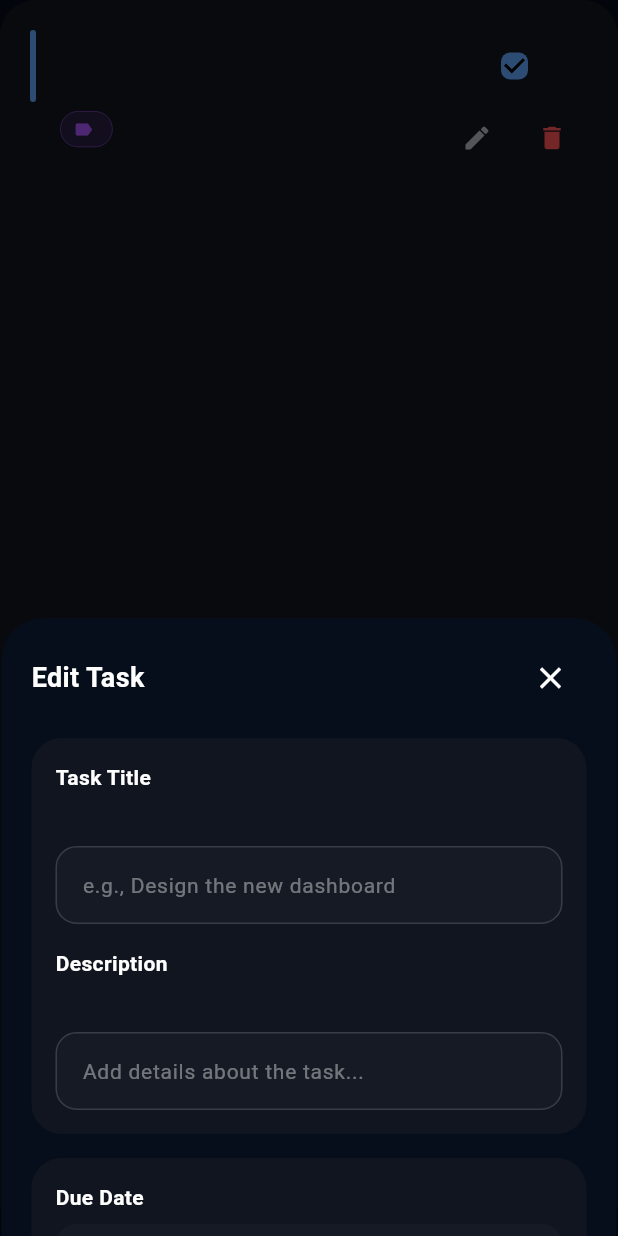
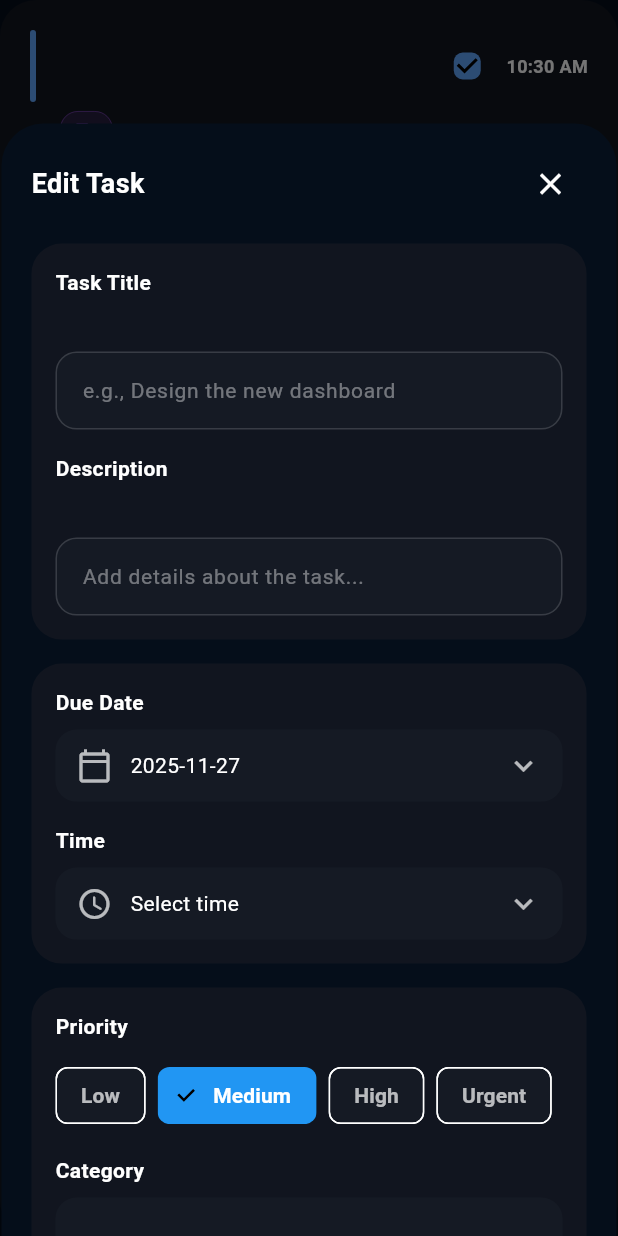
Before and after one commit to AunAbbas-hack/nova_tasks, a Flutter app: the TaskCard widget shown alone on an empty page, opened directly with empty values, after a tap on the "edit" icon, on a phone screen of 412 x 824 dp. Run offline on Flutter 3.47's test engine with Material 3 defaults, Android fonts, the phone set to English and light mode, and no system bars; our stand-ins replace cloud_firestore, firebase_auth, firebase_core, get; accounts and stored records are empty; Roboto replaces fonts that are missing (SFProDisplay).

Commit message:
task_card.dart added

```diff
--- a/lib/features/auth/views/login_screen.dart
+++ b/lib/features/auth/views/login_screen.dart
@@ -50,9 +50,6 @@ class _LoginView extends StatelessWidget {
     context.read<LoginViewModel>().submit(
       onProgress: () => CircularProgressIndicator(),
       onSuccess: () {
-        ScaffoldMessenger.of(
-          context,
-        ).showSnackBar(const SnackBar(content: Text('Logged in successfully')));
         Navigator.of(context).pushReplacement(
           MaterialPageRoute<void>(builder: (_) => const NavigationWrapper()),
         );
--- a/lib/features/home/presentation/views/home_screen.dart
+++ b/lib/features/home/presentation/views/home_screen.dart
@@ -208,15 +208,14 @@ class _HomeView extends StatelessWidget {
           showModalBottomSheet<void>(
             context: context,
             isScrollControlled: true,
-            isDismissible: true,
             enableDrag: true,
             backgroundColor: Colors.transparent,
             builder: (sheetContext) {
               return DraggableScrollableSheet(
-                initialChildSize: 1,
+                initialChildSize: 0.9,
                 maxChildSize: 1,
                 minChildSize: 0.3,
-                expand: true,
+                expand: false,
                 builder: (context, scrollController) {
                   // NOTE: AddTaskScreen already provides its own AddTaskViewModel
                   return const AddTaskScreen();
--- a/lib/features/startup/presentaion/views/onboarding_screen.dart
+++ b/lib/features/startup/presentaion/views/onboarding_screen.dart
@@ -83,9 +83,6 @@ class _OnboardingScreenState extends State<OnboardingScreen> {
 
       if (viewModel.hasCompleted && !_snackbarShown) {
         _snackbarShown = true;
-        ScaffoldMessenger.of(
-          context,
-        ).showSnackBar(const SnackBar(content: Text('Onboarding complete!')));
         Navigator.of(context).pushReplacement(
           MaterialPageRoute<void>(builder: (_) => const LoginScreen()),
         );
--- a/lib/features/tasks/widgets/task_card.dart
+++ b/lib/features/tasks/widgets/task_card.dart
@@ -1,4 +1,5 @@
 import 'package:flutter/material.dart';
+import 'package:intl/intl.dart';
 import 'package:provider/provider.dart';
 
 import 'package:nova_tasks/core/widgets/app_text.dart';
@@ -7,17 +8,16 @@ import 'package:nova_tasks/features/home/presentation/viewmodels/home_viewmodel.
 import 'package:nova_tasks/features/tasks/views/add_task_screen.dart';
 
 class TaskCard extends StatelessWidget {
-  const TaskCard({
-    super.key,
-    required this.task,
-  });
+  const TaskCard({super.key, required this.task});
 
   final TaskModel task;
 
   @override
   Widget build(BuildContext context) {
     final homeVm = context.read<HomeViewModel>();
+    DateTime created = DateTime.parse(task.createdAt.toString());
 
+    String formattedTime = DateFormat('hh:mm a').format(task.createdAt);
     // Priority & category colors
     final priorityColor = _priorityColor(task.priority);
     final categoryChipColor = _categoryChipColor(task.category);
@@ -51,8 +51,9 @@ class TaskCard extends StatelessWidget {
                   task.title,
                   fontSize: 16,
                   fontWeight: FontWeight.w600,
-                  color:
-                  task.completedAt == null ? Colors.white : Colors.white54,
+                  color: task.completedAt == null
+                      ? Colors.white
+                      : Colors.white54,
                   decoration: task.completedAt != null
                       ? TextDecoration.lineThrough
                       : null,
@@ -109,9 +110,9 @@ class TaskCard extends StatelessWidget {
           Column(
             children: [
               // ✅ Complete toggle
-              Align(
-                alignment: Alignment.centerRight,
-                child: Checkbox(
+              Row(
+                children: [
+                  Checkbox(
                     value: task.completedAt != null,
                     onChanged: (_) => homeVm.toggleComplete(task),
                     activeColor: priorityColor,
@@ -119,12 +120,19 @@ class TaskCard extends StatelessWidget {
                       borderRadius: BorderRadius.circular(6),
                     ),
                   ),
+                  const SizedBox(width: 2),
+                  AppText(
+                    formattedTime.toString(),
+                    fontSize: 12,
+                    fontWeight: FontWeight.w600,
+                    color: Colors.white,
+                  ),
+                ],
               ),
 
               // ✏️ Update button
               Row(
                 children: [
-
                   IconButton(
                     icon: const Icon(
                       Icons.edit,
@@ -162,7 +170,7 @@ class TaskCard extends StatelessWidget {
                     },
                   ),
                 ],
-              )
+              ),
             ],
           ),
         ],
@@ -237,6 +245,9 @@ class TaskCard extends StatelessWidget {
       backgroundColor: Colors.transparent,
       builder: (_) {
         return DraggableScrollableSheet(
+          initialChildSize: 0.9,
+          minChildSize: 0.4,
+          maxChildSize: 0,
           expand: false,
           builder: (context, scrollController) {
             // AddTaskScreen already handles edit vs create using initialTask
--- a/pubspec.yaml
+++ b/pubspec.yaml
@@ -41,6 +41,7 @@ dependencies:
   firebase_core: ^4.2.1
   cloud_firestore: ^6.1.0
   get: ^4.7.3
+  intl: ^0.20.2
 
 dev_dependencies:
   flutter_test:
```
Also changed, not shown: pubspec.lock. Lines whose indentation alone changed are shown as unchanged.
